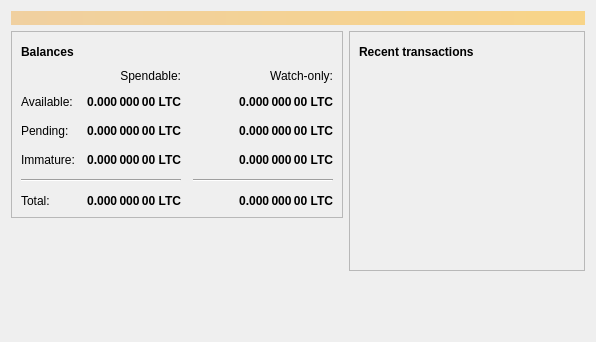
Above: src/qt/forms/overviewpage.ui from minblock/freecoin before the change. Below: the same form after it.
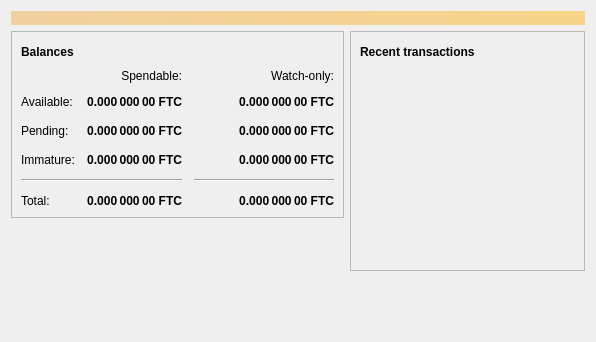
That is the form after the change. Icons and pictures are not drawn.

What changed in the file:
```diff
--- a/src/qt/forms/overviewpage.ui
+++ b/src/qt/forms/overviewpage.ui
@@ -129,7 +129,7 @@
                <string>Unconfirmed transactions to watch-only addresses</string>
               </property>
               <property name="text">
-               <string notr="true">0.000 000 00 LTC</string>
+               <string notr="true">0.000 000 00 FTC</string>
               </property>
               <property name="alignment">
                <set>Qt::AlignRight|Qt::AlignTrailing|Qt::AlignVCenter</set>
@@ -154,7 +154,7 @@
                <string>Total of transactions that have yet to be confirmed, and do not yet count toward the spendable balance</string>
               </property>
               <property name="text">
-               <string notr="true">0.000 000 00 LTC</string>
+               <string notr="true">0.000 000 00 FTC</string>
               </property>
               <property name="alignment">
                <set>Qt::AlignRight|Qt::AlignTrailing|Qt::AlignVCenter</set>
@@ -179,7 +179,7 @@
                <string>Mined balance in watch-only addresses that has not yet matured</string>
               </property>
               <property name="text">
-               <string notr="true">0.000 000 00 LTC</string>
+               <string notr="true">0.000 000 00 FTC</string>
               </property>
               <property name="alignment">
                <set>Qt::AlignRight|Qt::AlignTrailing|Qt::AlignVCenter</set>
@@ -237,7 +237,7 @@
                <string>Mined balance that has not yet matured</string>
               </property>
               <property name="text">
-               <string notr="true">0.000 000 00 LTC</string>
+               <string notr="true">0.000 000 00 FTC</string>
               </property>
               <property name="alignment">
                <set>Qt::AlignRight|Qt::AlignTrailing|Qt::AlignVCenter</set>
@@ -282,7 +282,7 @@
                <string>Your current total balance</string>
               </property>
               <property name="text">
-               <string notr="true">0.000 000 00 LTC</string>
+               <string notr="true">0.000 000 00 FTC</string>
               </property>
               <property name="alignment">
                <set>Qt::AlignRight|Qt::AlignTrailing|Qt::AlignVCenter</set>
@@ -307,7 +307,7 @@
                <string>Current total balance in watch-only addresses</string>
               </property>
               <property name="text">
-               <string notr="true">0.000 000 00 LTC</string>
+               <string notr="true">0.000 000 00 FTC</string>
               </property>
               <property name="alignment">
                <set>Qt::AlignRight|Qt::AlignTrailing|Qt::AlignVCenter</set>
@@ -349,7 +349,7 @@
                <string>Your current spendable balance</string>
               </property>
               <property name="text">
-               <string notr="true">0.000 000 00 LTC</string>
+               <string notr="true">0.000 000 00 FTC</string>
               </property>
               <property name="alignment">
                <set>Qt::AlignRight|Qt::AlignTrailing|Qt::AlignVCenter</set>
@@ -374,7 +374,7 @@
                <string>Your current balance in watch-only addresses</string>
               </property>
               <property name="text">
-               <string notr="true">0.000 000 00 LTC</string>
+               <string notr="true">0.000 000 00 FTC</string>
               </property>
               <property name="alignment">
                <set>Qt::AlignRight|Qt::AlignTrailing|Qt::AlignVCenter</set>
```
